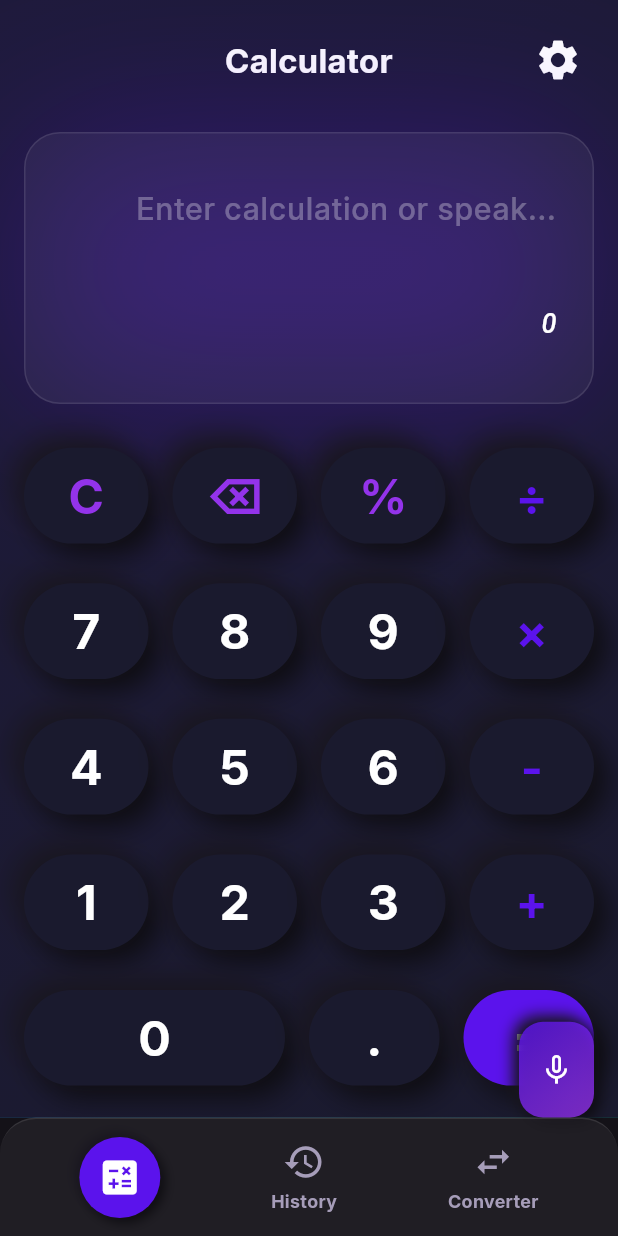
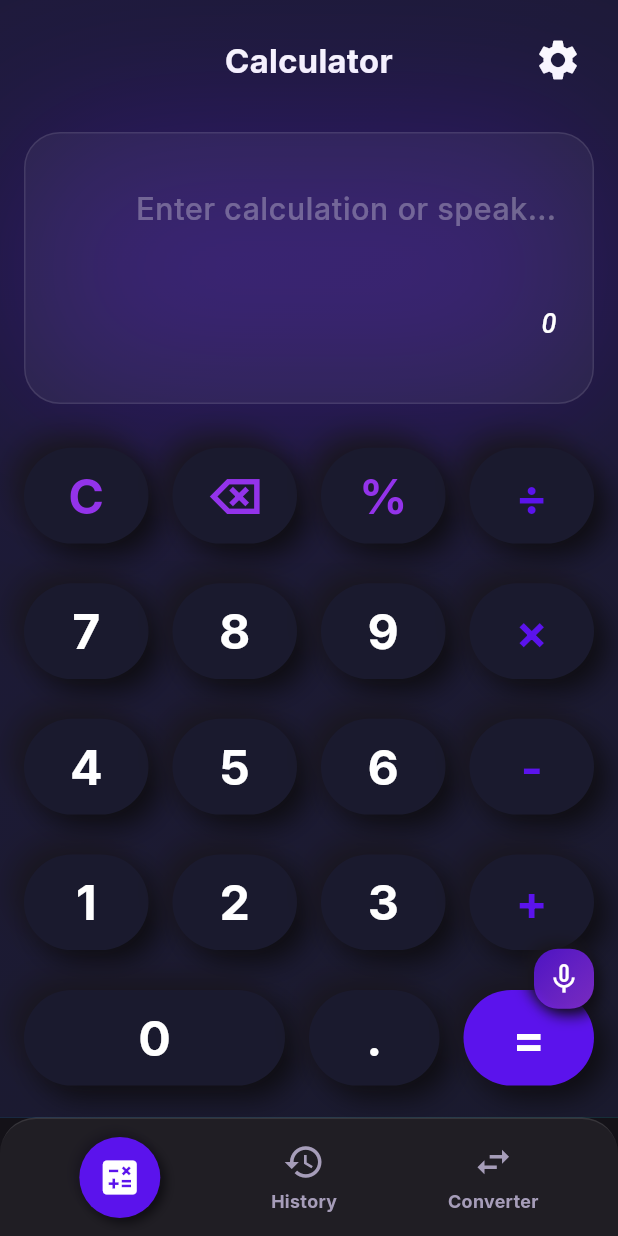
Before and after one commit to abhaysaqi/smart_calculator, a Flutter app: the screen it shows after launch, on a phone screen of 412 x 824 dp. Run offline on Flutter 3.47's test engine with Material 3 defaults, Android fonts, the phone set to English and light mode, and no system bars; our stand-ins replace speech_to_text, sqflite; accounts and stored records are empty.

Commit message:
voice button fix

```diff
--- a/lib/screens/calculator_screen.dart
+++ b/lib/screens/calculator_screen.dart
@@ -161,7 +161,13 @@ class _CalculatorScreenState extends State<CalculatorScreen>
     );
 
     return Scaffold(
-      floatingActionButton: _buildVoiceButton(buttonHeight, screenWidth, false),
+      floatingActionButton: Column(
+        mainAxisAlignment: MainAxisAlignment.end,
+        children: [
+          _buildVoiceButton(buttonHeight, screenWidth, false),
+          SizedBox(height: displayHeight * 0.4),
+        ],
+      ),
       floatingActionButtonLocation: FloatingActionButtonLocation.endContained,
       body: SafeArea(
         child: Container(
@@ -614,8 +620,8 @@ class _CalculatorScreenState extends State<CalculatorScreen>
         onTap: _speechEnabled ? _toggleListening : _showSpeechUnavailable,
         onLongPress: _speechEnabled ? _showVoiceHelp : null,
         child: Container(
-          height: buttonHeight,
-          width: 50,
+          height: 40,
+          width: 40,
           decoration: BoxDecoration(
             gradient: LinearGradient(
               begin: Alignment.topLeft,
```
